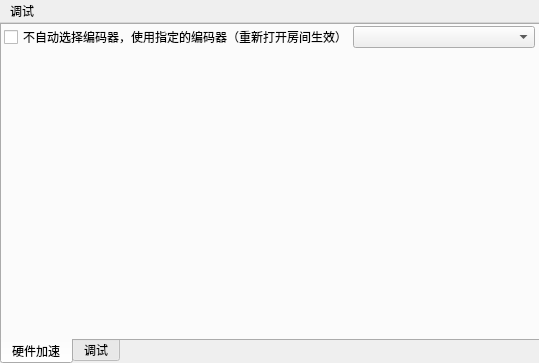
This is ui/windows/settingwindow.ui in reitovo/vlink-client as Qt 5 draws it before an edit. The edited form follows.
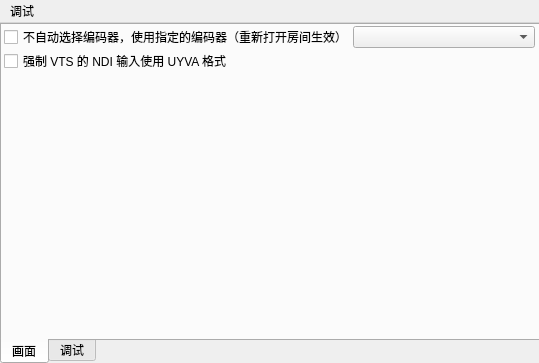
This is the edited form.

Diff of the .ui file:
```diff
--- a/ui/windows/settingwindow.ui
+++ b/ui/windows/settingwindow.ui
@@ -37,7 +37,7 @@
     </property>
     <widget class="QWidget" name="tab">
      <attribute name="title">
-      <string>硬件加速</string>
+      <string>画面</string>
      </attribute>
      <widget class="QWidget" name="verticalLayoutWidget">
       <property name="geometry">
@@ -66,6 +66,13 @@
          </item>
         </layout>
        </item>
+       <item>
+        <widget class="QCheckBox" name="forceUyva">
+         <property name="text">
+          <string>强制 VTS 的 NDI 输入使用 UYVA 格式</string>
+         </property>
+        </widget>
+       </item>
        <item>
         <spacer name="verticalSpacer">
          <property name="orientation">
```
Left out of the diff: 2 changed lines with no effect on the pictures.
